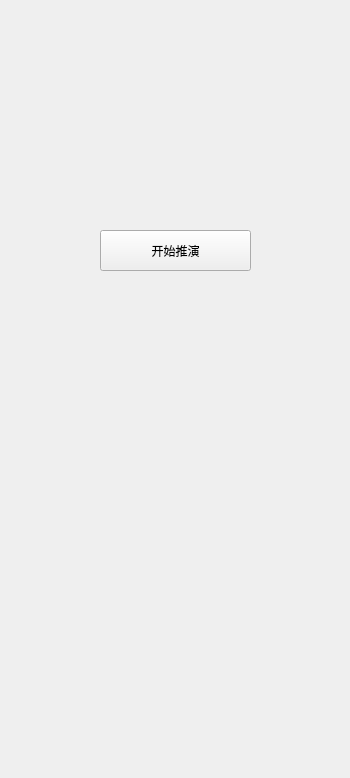
The window that simulate/simulatecontrolpanel.ui (xibeilang524/Graphics) describes before a commit, drawn with Qt 5.
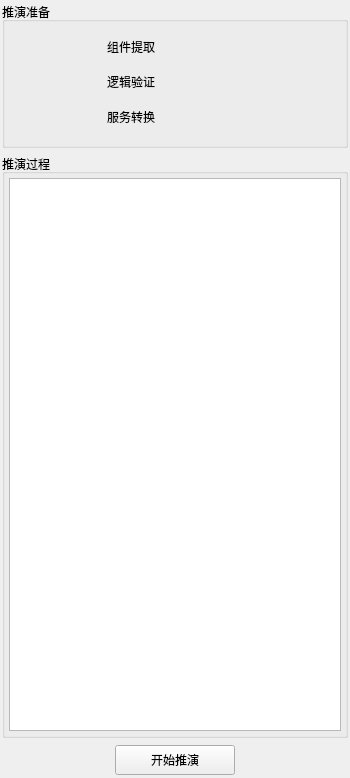
The same window after the commit. Icons and pictures are not drawn.

```diff
--- a/simulate/simulatecontrolpanel.ui
+++ b/simulate/simulatecontrolpanel.ui
@@ -19,19 +19,323 @@
    </property>
    <item>
     <widget class="QWidget" name="widget" native="true">
-     <widget class="QPushButton" name="startSimulate">
-      <property name="geometry">
-       <rect>
-        <x>100</x>
-        <y>230</y>
-        <width>151</width>
-        <height>41</height>
-       </rect>
+     <layout class="QVBoxLayout" name="verticalLayout_2" stretch="1,4,0">
+      <property name="margin">
+       <number>2</number>
       </property>
-      <property name="text">
-       <string>开始推演</string>
-      </property>
-     </widget>
+      <item>
+       <widget class="QGroupBox" name="groupBox">
+        <property name="title">
+         <string>推演准备</string>
+        </property>
+        <layout class="QGridLayout" name="gridLayout">
+         <item row="0" column="3">
+          <spacer name="horizontalSpacer_3">
+           <property name="orientation">
+            <enum>Qt::Horizontal</enum>
+           </property>
+           <property name="sizeHint" stdset="0">
+            <size>
+             <width>40</width>
+             <height>20</height>
+            </size>
+           </property>
+          </spacer>
+         </item>
+         <item row="1" column="3">
+          <spacer name="horizontalSpacer_4">
+           <property name="orientation">
+            <enum>Qt::Horizontal</enum>
+           </property>
+           <property name="sizeHint" stdset="0">
+            <size>
+             <width>40</width>
+             <height>20</height>
+            </size>
+           </property>
+          </spacer>
+         </item>
+         <item row="2" column="3">
+          <spacer name="horizontalSpacer_5">
+           <property name="orientation">
+            <enum>Qt::Horizontal</enum>
+           </property>
+           <property name="sizeHint" stdset="0">
+            <size>
+             <width>40</width>
+             <height>20</height>
+            </size>
+           </property>
+          </spacer>
+         </item>
+         <item row="1" column="1">
+          <widget class="QLabel" name="step2_2">
+           <property name="minimumSize">
+            <size>
+             <width>26</width>
+             <height>26</height>
+            </size>
+           </property>
+           <property name="maximumSize">
+            <size>
+             <width>26</width>
+             <height>26</height>
+            </size>
+           </property>
+           <property name="styleSheet">
+            <string notr="true">border-image: url(:/images/simulate/step2.png);</string>
+           </property>
+           <property name="text">
+            <string/>
+           </property>
+           <property name="alignment">
+            <set>Qt::AlignCenter</set>
+           </property>
+          </widget>
+         </item>
+         <item row="2" column="1">
+          <widget class="QLabel" name="step3_2">
+           <property name="minimumSize">
+            <size>
+             <width>26</width>
+             <height>26</height>
+            </size>
+           </property>
+           <property name="maximumSize">
+            <size>
+             <width>26</width>
+             <height>26</height>
+            </size>
+           </property>
+           <property name="styleSheet">
+            <string notr="true">border-image: url(:/images/simulate/step3.png);</string>
+           </property>
+           <property name="text">
+            <string/>
+           </property>
+           <property name="alignment">
+            <set>Qt::AlignCenter</set>
+           </property>
+          </widget>
+         </item>
+         <item row="0" column="2">
+          <widget class="QLabel" name="step1">
+           <property name="minimumSize">
+            <size>
+             <width>120</width>
+             <height>25</height>
+            </size>
+           </property>
+           <property name="maximumSize">
+            <size>
+             <width>120</width>
+             <height>25</height>
+            </size>
+           </property>
+           <property name="text">
+            <string>组件提取</string>
+           </property>
+           <property name="alignment">
+            <set>Qt::AlignCenter</set>
+           </property>
+          </widget>
+         </item>
+         <item row="2" column="2">
+          <widget class="QLabel" name="step3">
+           <property name="minimumSize">
+            <size>
+             <width>120</width>
+             <height>25</height>
+            </size>
+           </property>
+           <property name="maximumSize">
+            <size>
+             <width>120</width>
+             <height>25</height>
+            </size>
+           </property>
+           <property name="text">
+            <string>服务转换</string>
+           </property>
+           <property name="alignment">
+            <set>Qt::AlignCenter</set>
+           </property>
+          </widget>
+         </item>
+         <item row="1" column="2">
+          <widget class="QLabel" name="step2">
+           <property name="minimumSize">
+            <size>
+             <width>120</width>
+             <height>25</height>
+            </size>
+           </property>
+           <property name="maximumSize">
+            <size>
+             <width>120</width>
+             <height>25</height>
+            </size>
+           </property>
+           <property name="text">
+            <string>逻辑验证</string>
+           </property>
+           <property name="alignment">
+            <set>Qt::AlignCenter</set>
+           </property>
+          </widget>
+         </item>
+         <item row="0" column="1">
+          <widget class="QLabel" name="step1_2">
+           <property name="minimumSize">
+            <size>
+             <width>26</width>
+             <height>26</height>
+            </size>
+           </property>
+           <property name="maximumSize">
+            <size>
+             <width>26</width>
+             <height>26</height>
+            </size>
+           </property>
+           <property name="styleSheet">
+            <string notr="true">border-image: url(:/images/simulate/step1.png);</string>
+           </property>
+           <property name="text">
+            <string/>
+           </property>
+           <property name="alignment">
+            <set>Qt::AlignCenter</set>
+           </property>
+          </widget>
+         </item>
+         <item row="0" column="0">
+          <spacer name="horizontalSpacer_6">
+           <property name="orientation">
+            <enum>Qt::Horizontal</enum>
+           </property>
+           <property name="sizeType">
+            <enum>QSizePolicy::Fixed</enum>
+           </property>
+           <property name="sizeHint" stdset="0">
+            <size>
+             <width>25</width>
+             <height>20</height>
+            </size>
+           </property>
+          </spacer>
+         </item>
+         <item row="1" column="0">
+          <spacer name="horizontalSpacer_7">
+           <property name="orientation">
+            <enum>Qt::Horizontal</enum>
+           </property>
+           <property name="sizeType">
+            <enum>QSizePolicy::Fixed</enum>
+           </property>
+           <property name="sizeHint" stdset="0">
+            <size>
+             <width>25</width>
+             <height>20</height>
+            </size>
+           </property>
+          </spacer>
+         </item>
+         <item row="2" column="0">
+          <spacer name="horizontalSpacer_8">
+           <property name="orientation">
+            <enum>Qt::Horizontal</enum>
+           </property>
+           <property name="sizeType">
+            <enum>QSizePolicy::Fixed</enum>
+           </property>
+           <property name="sizeHint" stdset="0">
+            <size>
+             <width>25</width>
+             <height>20</height>
+            </size>
+           </property>
+          </spacer>
+         </item>
+        </layout>
+       </widget>
+      </item>
+      <item>
+       <widget class="QGroupBox" name="groupBox_2">
+        <property name="title">
+         <string>推演过程</string>
+        </property>
+        <layout class="QVBoxLayout" name="verticalLayout_3">
+         <property name="margin">
+          <number>4</number>
+         </property>
+         <item>
+          <widget class="QListWidget" name="simProcedure"/>
+         </item>
+        </layout>
+       </widget>
+      </item>
+      <item>
+       <widget class="QWidget" name="widget_2" native="true">
+        <property name="maximumSize">
+         <size>
+          <width>16777215</width>
+          <height>35</height>
+         </size>
+        </property>
+        <layout class="QHBoxLayout" name="horizontalLayout">
+         <property name="margin">
+          <number>1</number>
+         </property>
+         <item>
+          <spacer name="horizontalSpacer">
+           <property name="orientation">
+            <enum>Qt::Horizontal</enum>
+           </property>
+           <property name="sizeHint" stdset="0">
+            <size>
+             <width>103</width>
+             <height>20</height>
+            </size>
+           </property>
+          </spacer>
+         </item>
+         <item>
+          <widget class="QPushButton" name="startSimulate">
+           <property name="minimumSize">
+            <size>
+             <width>120</width>
+             <height>30</height>
+            </size>
+           </property>
+           <property name="maximumSize">
+            <size>
+             <width>120</width>
+             <height>30</height>
+            </size>
+           </property>
+           <property name="text">
+            <string>开始推演</string>
+           </property>
+          </widget>
+         </item>
+         <item>
+          <spacer name="horizontalSpacer_2">
+           <property name="orientation">
+            <enum>Qt::Horizontal</enum>
+           </property>
+           <property name="sizeHint" stdset="0">
+            <size>
+             <width>103</width>
+             <height>20</height>
+            </size>
+           </property>
+          </spacer>
+         </item>
+        </layout>
+       </widget>
+      </item>
+     </layout>
     </widget>
    </item>
   </layout>
```
